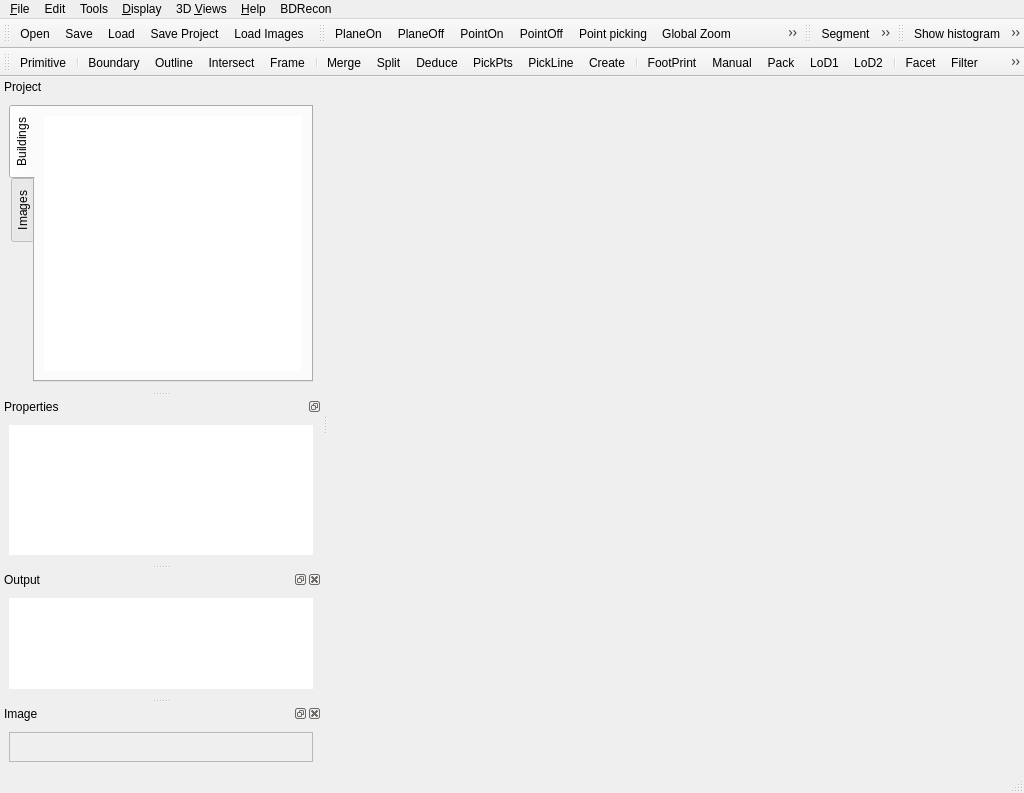
Old version of the form qCC/ui_templates/mainWindow.ui in the repository CloudCompare/CloudCompare.
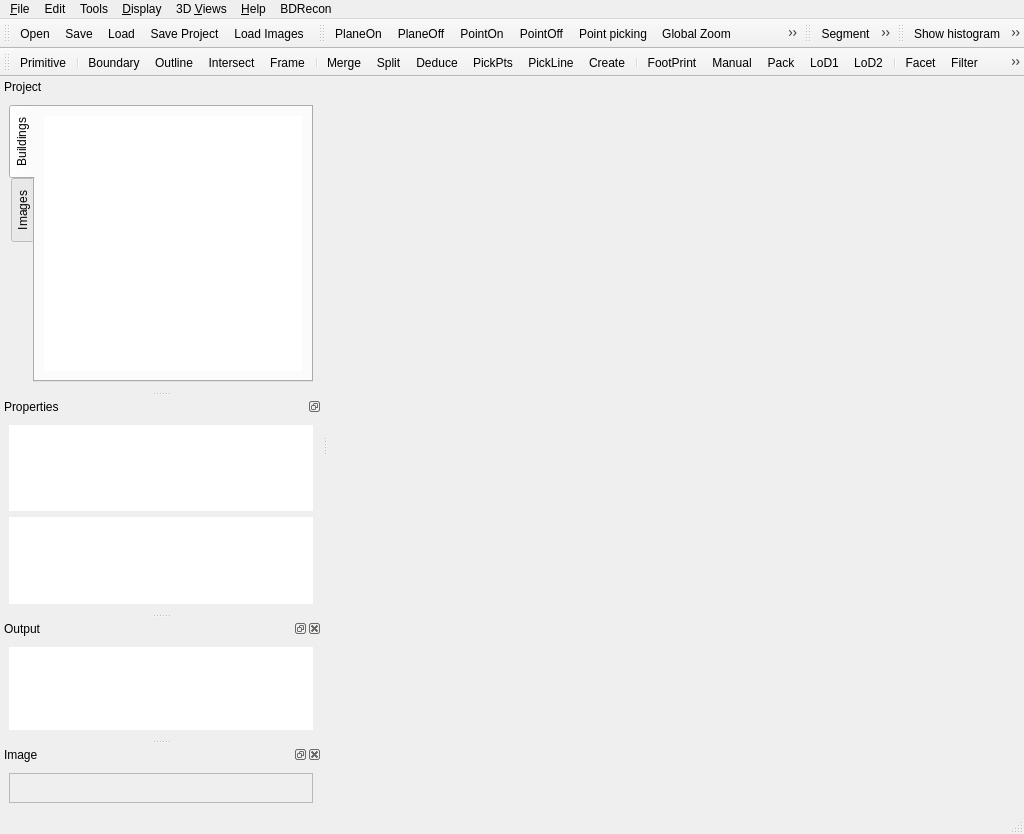
New version of the form. Icons and pictures are not drawn. Custom widgets are drawn as their Qt base class.

Commit message: split image database

Diff of the .ui file:
```diff
--- a/qCC/ui_templates/mainWindow.ui
+++ b/qCC/ui_templates/mainWindow.ui
@@ -7,7 +7,7 @@
     <x>0</x>
     <y>0</y>
     <width>1024</width>
-    <height>793</height>
+    <height>834</height>
    </rect>
   </property>
   <property name="sizePolicy">
@@ -773,7 +773,7 @@
    <property name="minimumSize">
     <size>
      <width>109</width>
-     <height>135</height>
+     <height>184</height>
     </size>
    </property>
    <property name="floating">
@@ -827,6 +827,43 @@
        </attribute>
       </widget>
      </item>
+     <item>
+      <widget class="QTreeView" name="propertiesTreeView_Image">
+       <property name="frameShape">
+        <enum>QFrame::NoFrame</enum>
+       </property>
+       <property name="frameShadow">
+        <enum>QFrame::Plain</enum>
+       </property>
+       <property name="editTriggers">
+        <set>QAbstractItemView::NoEditTriggers</set>
+       </property>
+       <property name="showDropIndicator" stdset="0">
+        <bool>false</bool>
+       </property>
+       <property name="alternatingRowColors">
+        <bool>true</bool>
+       </property>
+       <property name="selectionMode">
+        <enum>QAbstractItemView::NoSelection</enum>
+       </property>
+       <property name="rootIsDecorated">
+        <bool>false</bool>
+       </property>
+       <property name="itemsExpandable">
+        <bool>false</bool>
+       </property>
+       <property name="allColumnsShowFocus">
+        <bool>true</bool>
+       </property>
+       <property name="expandsOnDoubleClick">
+        <bool>false</bool>
+       </property>
+       <attribute name="headerDefaultSectionSize">
+        <number>200</number>
+       </attribute>
+      </widget>
+     </item>
     </layout>
    </widget>
   </widget>
@@ -840,7 +877,7 @@
    <property name="minimumSize">
     <size>
      <width>91</width>
-     <height>128</height>
+     <height>120</height>
     </size>
    </property>
    <property name="maximumSize">
```
Left out of the diff: 28 changed lines with no effect on the pictures. The commit also changes 10 other files.
